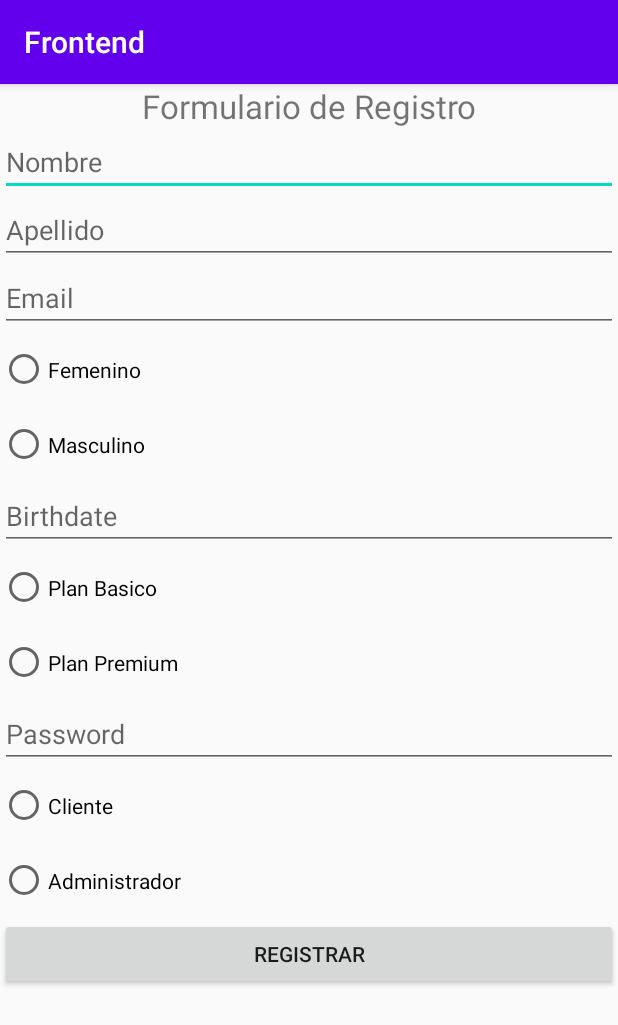
After one commit to IgnacioJaen/Frontend_NA, an Android app: the SignUpActivity screen opened directly, with no data from a screen before it, on a phone screen of 412 x 824 dp. The commit adds this screen. Shown: the top 1025 px of the screen. Run offline under Robolectric (Android 15) with nearby library versions, the phone set to English and light mode, and no system bars.

Commit message:
Creando clases para los requests de la clase User/UserRequest, y actividad para registro de usuario.

```diff
--- a/Frontend/app/src/main/AndroidManifest.xml
+++ b/Frontend/app/src/main/AndroidManifest.xml
@@ -8,13 +8,13 @@
             android:usesCleartextTraffic="true"
             android:allowBackup="true"
             android:icon="@mipmap/ic_launcher"
-            android:label="@string/app_name"
+            android:label="Frontend"
             android:roundIcon="@mipmap/ic_launcher_round"
             android:supportsRtl="true"
             android:theme="@style/AppTheme">
         <activity
                 android:name=".activity.LogInActivity"
-                android:label="@string/app_name"
+                android:label="Frontend"
                 android:theme="@style/AppTheme.NoActionBar">
             <intent-filter>
                 <action android:name="android.intent.action.MAIN"/>
@@ -26,6 +26,8 @@
         </activity>
         <activity android:name=".activity.MainActivity">
         </activity>
+        <activity android:name=".activity.SignUpActivity">
+        </activity>
     </application>
 
 </manifest>
--- /dev/null
+++ b/Frontend/app/src/main/java/com/example/frontend/activity/SignUpActivity.java
@@ -0,0 +1,68 @@
+package com.example.frontend.activity;
+
+import android.app.DatePickerDialog;
+import android.content.Intent;
+import android.os.Bundle;
+import android.view.View;
+import android.widget.Button;
+import android.widget.DatePicker;
+import android.widget.EditText;
+import android.widget.RadioButton;
+import androidx.annotation.Nullable;
+import androidx.appcompat.app.AppCompatActivity;
+import com.example.frontend.R;
+
+import java.text.SimpleDateFormat;
+import java.util.Calendar;
+import java.util.Locale;
+
+public class SignUpActivity extends AppCompatActivity {
+    EditText etBirthdate;
+    EditText name, surname, email, password;
+    RadioButton female, male;
+    RadioButton basic, premium;
+    Calendar calendar = Calendar.getInstance();
+    Button registerButton;
+
+    @Override
+    protected void onCreate(Bundle savedInstanceState) {
+        super.onCreate(savedInstanceState);
+        setContentView(R.layout.activity_signup);
+
+        etBirthdate = findViewById(R.id.etBirthdate);
+        registerButton = findViewById(R.id.signup_button);
+        name = findViewById(R.id.etName);
+        surname = findViewById(R.id.etSurname);
+        email = findViewById(R.id.etEmail);
+        password = findViewById(R.id.etPassword);
+        female = findViewById(R.id.radioFemale);
+        male = findViewById(R.id.radioMale);
+        basic = findViewById(R.id.radioBasic);
+        premium = findViewById(R.id.radioPremium);
+
+        DatePickerDialog.OnDateSetListener date = new DatePickerDialog.OnDateSetListener() {
+            @Override
+            public void onDateSet(DatePicker view, int year, int month, int day) {
+                calendar.set(Calendar.YEAR, year);
+                calendar.set(Calendar.MONTH, month);
+                calendar.set(Calendar.DAY_OF_MONTH, day);
+                actualizarInput();
+            }
+        };
+
+        etBirthdate.setOnClickListener(new View.OnClickListener() {
+            @Override
+            public void onClick(View v) {
+                new DatePickerDialog(SignUpActivity.this, date, calendar
+                        .get(Calendar.YEAR), calendar.get(Calendar.MONTH),
+                        calendar.get(Calendar.DAY_OF_MONTH)).show();
+            }
+        });
+
+    }
+    private void actualizarInput() {
+        String formatoDeFecha = "yyyy-MM-dd"; //In which you need put here
+        SimpleDateFormat sdf = new SimpleDateFormat(formatoDeFecha, Locale.US);
+        etBirthdate.setText(sdf.format(calendar.getTime()));
+    }
+}
--- a/Frontend/app/src/main/java/com/example/frontend/api/ChatApi.java
+++ b/Frontend/app/src/main/java/com/example/frontend/api/ChatApi.java
@@ -3,9 +3,7 @@ package com.example.frontend.api;
 import com.example.frontend.model.Chat;
 import com.example.frontend.model.ChatRequest;
 import retrofit2.Call;
-import retrofit2.http.GET;
-import retrofit2.http.Headers;
-import retrofit2.http.Path;
+import retrofit2.http.*;
 
 import java.util.ArrayList;
 
--- /dev/null
+++ b/Frontend/app/src/main/res/layout/activity_signup.xml
@@ -0,0 +1,136 @@
+<?xml version="1.0" encoding="utf-8"?>
+<ScrollView xmlns:android="http://schemas.android.com/apk/res/android"
+            android:id="@+id/ScrollView01"
+            android:layout_width="match_parent"
+            android:layout_height="match_parent"
+            android:scrollbars="vertical">
+    <LinearLayout
+            android:layout_width="fill_parent"
+            android:orientation="vertical"
+            android:layout_height="fill_parent">
+
+        <TextView
+                android:id="@+id/TextViewTitle"
+                android:gravity="center"
+                android:layout_width="match_parent"
+                android:layout_height="match_parent"
+                android:text="Formulario de Registro"
+                android:textSize="10pt">
+        </TextView>
+
+        <EditText
+                android:id="@+id/etName"
+                android:layout_height="wrap_content"
+                android:hint="Nombre"
+                android:layout_width="fill_parent">
+        </EditText>
+
+        <EditText
+                android:id="@+id/etSurname"
+                android:layout_height="wrap_content"
+                android:hint="Apellido"
+                android:layout_width="fill_parent">
+        </EditText>
+
+        <EditText
+                android:id="@+id/etEmail"
+                android:layout_height="wrap_content"
+                android:hint="Email"
+                android:layout_width="fill_parent">
+        </EditText>
+
+        <RadioGroup
+                android:id="@+id/radioGender"
+                android:layout_width="match_parent"
+                android:layout_height="wrap_content">
+
+            <RadioButton
+                    android:id="@+id/radioMale"
+                    android:layout_width="match_parent"
+                    android:layout_height="wrap_content"
+                    android:paddingBottom="15dp"
+                    android:paddingTop="15dp"
+                    android:text="Femenino"/>
+
+            <RadioButton
+                    android:id="@+id/radioFemale"
+                    android:layout_width="match_parent"
+                    android:layout_height="wrap_content"
+                    android:paddingBottom="15dp"
+                    android:paddingTop="15dp"
+                    android:text="Masculino"/>
+
+        </RadioGroup>
+
+        <EditText
+                android:id="@+id/etBirthdate"
+                android:layout_height="wrap_content"
+                android:hint="Birthdate"
+                android:layout_width="fill_parent">
+        </EditText>
+
+        <RadioGroup
+                android:id="@+id/radioAccountType"
+                android:layout_width="match_parent"
+                android:layout_height="wrap_content">
+
+            <RadioButton
+                    android:id="@+id/radioBasic"
+                    android:layout_width="match_parent"
+                    android:layout_height="wrap_content"
+                    android:paddingBottom="15dp"
+                    android:paddingTop="15dp"
+                    android:text="Plan Basico"/>
+
+            <RadioButton
+                    android:id="@+id/radioPremium"
+                    android:layout_width="match_parent"
+                    android:layout_height="wrap_content"
+                    android:paddingBottom="15dp"
+                    android:paddingTop="15dp"
+                    android:text="Plan Premium"/>
+
+        </RadioGroup>
+
+
+        <EditText
+                android:id="@+id/etPassword"
+                android:layout_height="wrap_content"
+                android:hint="Password"
+                android:layout_width="fill_parent">
+        </EditText>
+
+        <RadioGroup
+                android:id="@+id/RadioUserType"
+                android:layout_width="match_parent"
+                android:layout_height="wrap_content">
+
+            <RadioButton
+                    android:id="@+id/RadioClient"
+                    android:layout_width="match_parent"
+                    android:layout_height="wrap_content"
+                    android:paddingBottom="15dp"
+                    android:paddingTop="15dp"
+                    android:text="Cliente"/>
+
+            <RadioButton
+                    android:id="@+id/RadioAdmi"
+                    android:layout_width="match_parent"
+                    android:layout_height="wrap_content"
+                    android:paddingBottom="15dp"
+                    android:paddingTop="15dp"
+                    android:text="Administrador"/>
+
+        </RadioGroup>
+
+        <Button
+                android:id="@+id/ButtonSendFeedback"
+                android:layout_height="wrap_content"
+                android:text="Registrar"
+                android:onClick="sendFeedback"
+                android:layout_width="fill_parent">
+        </Button>
+
+    </LinearLayout>
+
+</ScrollView>
```
Also changed, not shown: Frontend/app/src/main/java/com/example/frontend/activity/LogInActivity.java (+46 -1 lines), Frontend/app/src/main/java/com/example/frontend/api/UserApi.java (added, +31 -0 lines), Frontend/app/src/main/java/com/example/frontend/model/User.java (added, +120 -0 lines), Frontend/app/src/main/java/com/example/frontend/model/UserRequest.java (added, +109 -0 lines).
